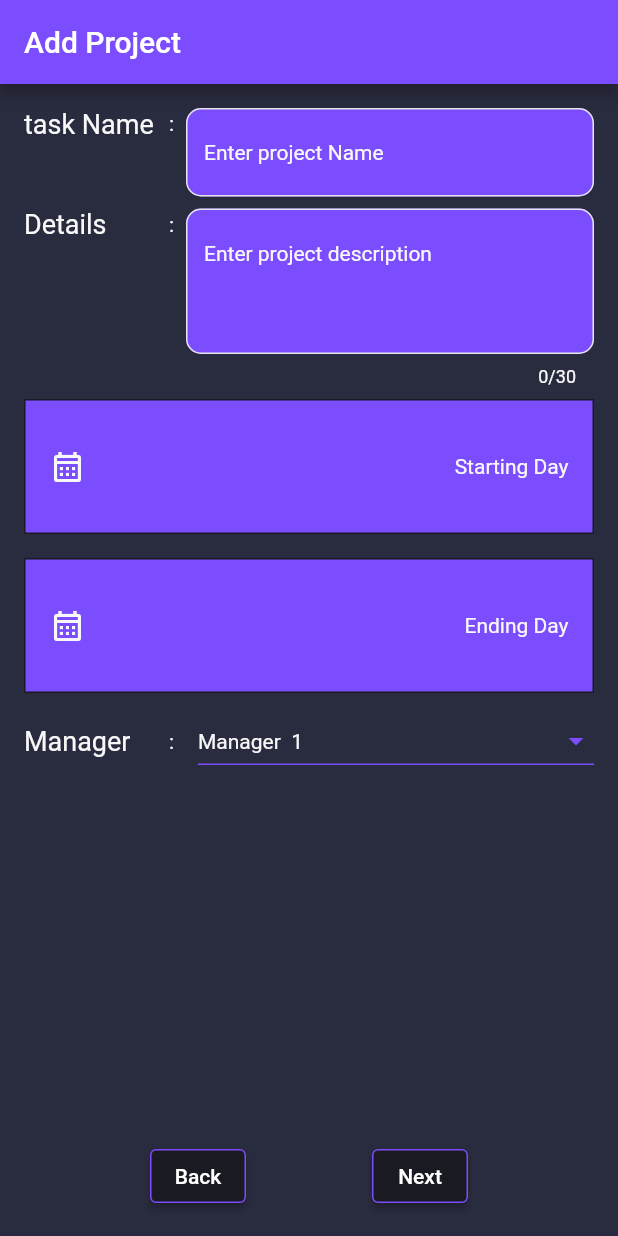
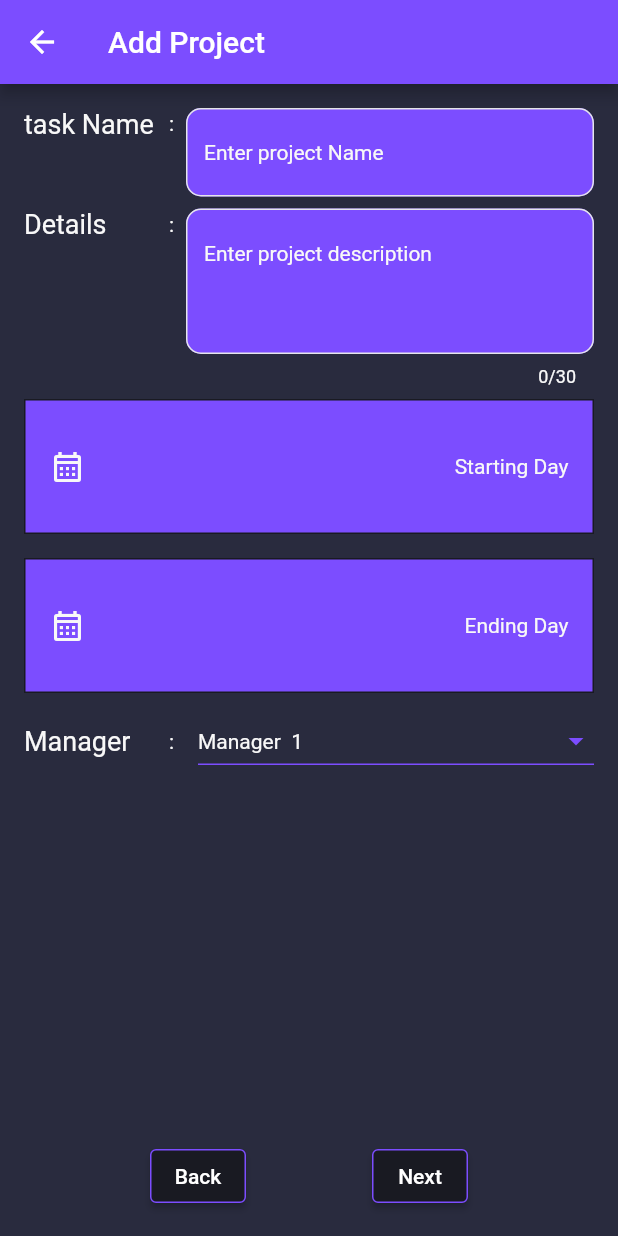
Before and after one commit to RoySujon/ngicon_task, a Flutter app: the screen it shows after launch, after a tap on "Login", on a phone screen of 412 x 824 dp. Run offline on Flutter 3.47's test engine with Material 2 defaults, Android fonts, the phone set to English and light mode, and no system bars; our stand-ins replace jiffy, readmore; missing offline and left inert: flutter_ringtone_player.

Commit message:
colors update 1.2

```diff
--- a/lib/main.dart
+++ b/lib/main.dart
@@ -25,6 +25,7 @@ class MyApp extends StatelessWidget {
       debugShowCheckedModeBanner: false,
       title: 'Flutter Demo',
       theme: ThemeData(
+          // primaryColor: Colors.amber,
           buttonTheme: ButtonThemeData(focusColor: kMain),
           iconTheme: IconThemeData(color: kLabel),
           hintColor: kLabel,
@@ -52,6 +53,7 @@ class MyApp extends StatelessWidget {
             iconColor: kLabel,
             filled: true,
             fillColor: Colors.deepPurpleAccent,
+            counterStyle: TextStyle(color: kLabel),
             // constraints: BoxConstraints(minHeight: 50),
             enabledBorder: OutlineInputBorder(
                 borderSide: BorderSide(color: ksystemGrey),
--- a/lib/screen/add_project.dart
+++ b/lib/screen/add_project.dart
@@ -176,7 +176,7 @@ class _AddProjectScreenState extends State<AddProjectScreen> {
               children: [
                 ElevatedButton(
                     onPressed: () {
-                      // Navigator.pop(context);
+                      Navigator.pop(context);
                     },
                     child: heaingText('Back')),
                 ElevatedButton(
--- a/lib/screen/login_form.dart
+++ b/lib/screen/login_form.dart
@@ -68,7 +68,7 @@ class _LoginScreenState extends State<LoginScreen> {
             width: double.maxFinite,
             child: ElevatedButton(
               onPressed: () {
-                Navigator.of(context).pushReplacement(MaterialPageRoute(
+                Navigator.of(context).push(MaterialPageRoute(
                   builder: (context) => AddProjectScreen(),
                 ));
               },
--- a/lib/utls/custom_text_field.dart
+++ b/lib/utls/custom_text_field.dart
@@ -34,16 +34,17 @@ class CustomTextField extends StatelessWidget {
         sboxW8,
         Expanded(
           child: TextField(
+            cursorColor: Colors.amber,
             controller: controller,
             maxLines: maxLine,
             minLines: maxLine,
             maxLength: maxLength,
             decoration: InputDecoration(
-              // alignLabelWithHint: true,
-              hintText: 'Enter ${hints ?? 'hints..'}',
-              hintStyle: TextStyle(color: kLabel, fontSize: 14),
-              filled: true,
-            ),
+                // alignLabelWithHint: true,
+                hintText: 'Enter ${hints ?? 'hints..'}',
+                hintStyle: TextStyle(color: kLabel, fontSize: 14),
+                filled: true,
+                fillColor: Colors.deepPurpleAccent),
           ),
         ),
       ],
```
